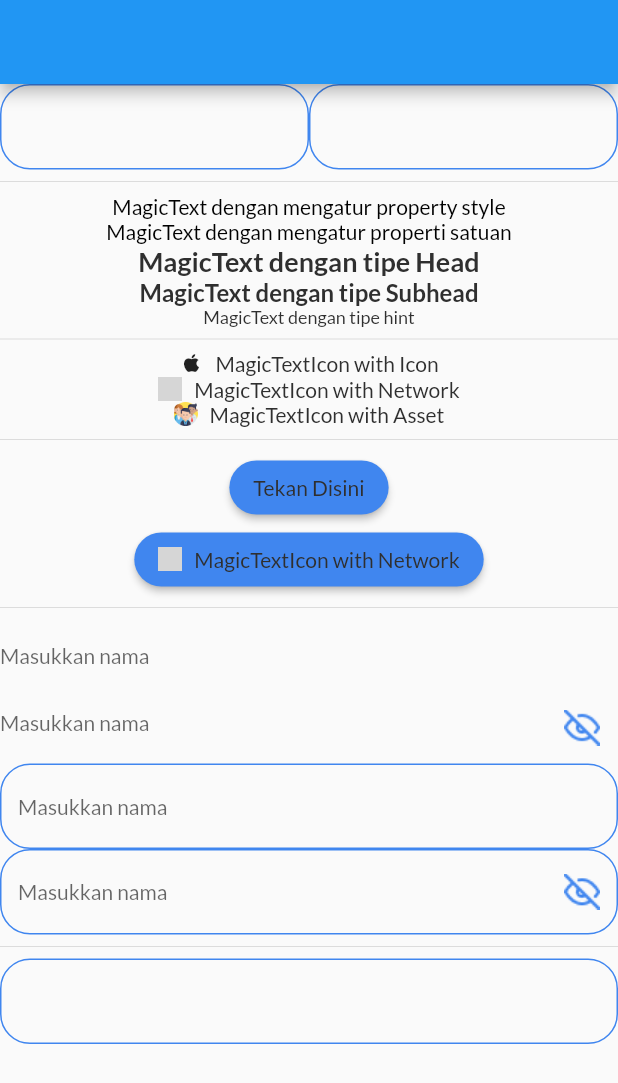
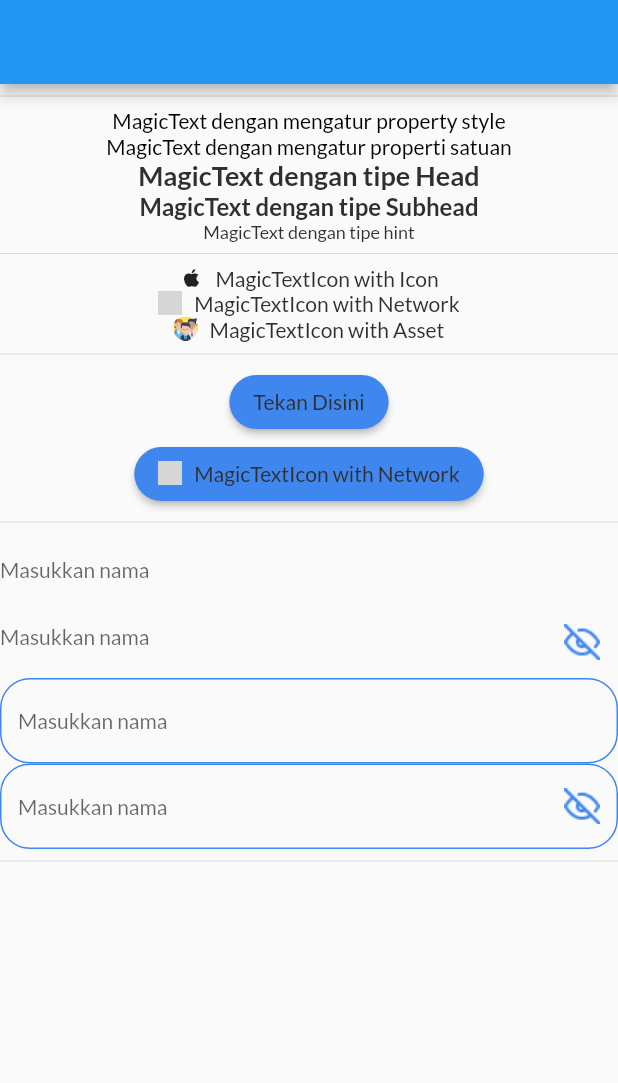
Before and after one commit to hanifabdullah21/MagicView, a Flutter app: the screen it shows after launch, on a phone screen of 412 x 824 dp. Shown: the top 1083 px of the screen. Run offline on Flutter 3.47's test engine with Material 2 defaults, Android fonts, the phone set to English and light mode, and no system bars; our stand-ins replace google_fonts, substring_highlight; network calls fail; grey boxes are pictures that could not be loaded.

Commit message:
Autocomplete and dropdown [UNDONE]

```diff
--- a/example/lib/main.dart
+++ b/example/lib/main.dart
@@ -58,30 +58,30 @@ class _MyHomePageState extends State<MyHomePage> {
           children: <Widget>[
             Row(
               children: [
-                Expanded(
-                  flex: 1,
-                  child: MagicAutoComplete<String>(
-                    controller: TextEditingController(),
-                    list: [
-                      AutoCompleteData<String>("Hanif3", "data"),
-                      AutoCompleteData<String>("Hanif3", "data"),
-                      AutoCompleteData<String>("Hanif3", "data"),
-                    ],
-                    onSelected: (selectedData) {},
-                  ),
-                ),
-                Expanded(
-                  flex: 1,
-                  child: MagicAutoComplete<String>(
-                    controller: TextEditingController(),
-                    list: [
-                      AutoCompleteData<String>("Hanif3", "data"),
-                      AutoCompleteData<String>("Hanif3", "data"),
-                      AutoCompleteData<String>("Hanif3", "data"),
-                    ],
-                    onSelected: (selectedData) {},
-                  ),
-                ),
+                // Expanded(
+                //   flex: 1,
+                //   child: MagicAutoComplete<String>(
+                //     controller: TextEditingController(),
+                //     list: [
+                //       AutoCompleteData<String>("Hanif3", "data"),
+                //       AutoCompleteData<String>("Hanif3", "data"),
+                //       AutoCompleteData<String>("Hanif3", "data"),
+                //     ],
+                //     onSelected: (selectedData) {},
+                //   ),
+                // ),
+                // Expanded(
+                //   flex: 1,
+                //   child: MagicAutoComplete<String>(
+                //     controller: TextEditingController(),
+                //     list: [
+                //       AutoCompleteData<String>("Hanif3", "data"),
+                //       AutoCompleteData<String>("Hanif3", "data"),
+                //       AutoCompleteData<String>("Hanif3", "data"),
+                //     ],
+                //     onSelected: (selectedData) {},
+                //   ),
+                // ),
               ],
             ),
             Divider(),
@@ -93,30 +93,30 @@ class _MyHomePageState extends State<MyHomePage> {
             Divider(),
             textFieldColumn(),
             Divider(),
-            autoComplete()
+            // autoComplete()
           ],
         ),
       ),
     );
   }
 
-  Widget autoComplete() {
-    List<ExampleModel> list = [
-      ExampleModel(id: 1, name: "John", role: "CEO"),
-      ExampleModel(id: 2, name: "Wick", role: "COO"),
-      ExampleModel(id: 3, name: "Erick", role: "Staff"),
-    ];
-
-    //parse your list to List<AutoCompleteData<YourModel>>
-    final listAutoCompleteData =
-        list.map((e) => AutoCompleteData("${e.name} - ${e.role}", e)).toList();
-
-    return MagicAutoComplete<ExampleModel>(
-        controller: controller,
-        initialValue: controller.text,
-        list: listAutoCompleteData,
-        onSelected: (value) {});
-  }
+  // Widget autoComplete() {
+  //   List<ExampleModel> list = [
+  //     ExampleModel(id: 1, name: "John", role: "CEO"),
+  //     ExampleModel(id: 2, name: "Wick", role: "COO"),
+  //     ExampleModel(id: 3, name: "Erick", role: "Staff"),
+  //   ];
+  //
+  //   //parse your list to List<AutoCompleteData<YourModel>>
+  //   final listAutoCompleteData =
+  //       list.map((e) => AutoCompleteData("${e.name} - ${e.role}", e)).toList();
+  //
+  //   return MagicAutoComplete<ExampleModel>(
+  //       controller: controller,
+  //       initialValue: controller.text,
+  //       list: listAutoCompleteData,
+  //       onSelected: (value) {});
+  // }
 
   Widget textColumn() {
     return Column(
```
